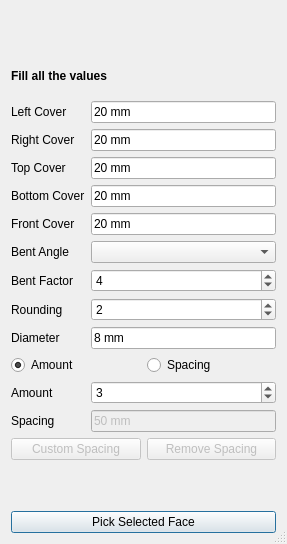
The window that Stirrup.ui (amrit3701/FreeCAD-Reinforcement) describes before a commit, drawn with Qt 5.
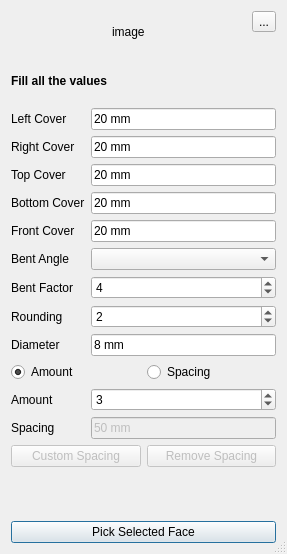
The same window after the commit. Custom widgets are drawn as their Qt base class.

Commit message: Added detail description icon from Striaght, LShape and Stirrup rebar

```diff
--- a/Stirrup.ui
+++ b/Stirrup.ui
@@ -7,7 +7,7 @@
     <x>0</x>
     <y>0</y>
     <width>283</width>
-    <height>544</height>
+    <height>554</height>
    </rect>
   </property>
   <property name="windowTitle">
@@ -48,22 +48,6 @@
      </property>
     </widget>
    </item>
-   <item row="0" column="0" alignment="Qt::AlignHCenter">
-    <widget class="QLabel" name="image">
-     <property name="sizePolicy">
-      <sizepolicy hsizetype="Preferred" vsizetype="Preferred">
-       <horstretch>0</horstretch>
-       <verstretch>0</verstretch>
-      </sizepolicy>
-     </property>
-     <property name="layoutDirection">
-      <enum>Qt::LeftToRight</enum>
-     </property>
-     <property name="text">
-      <string/>
-     </property>
-    </widget>
-   </item>
    <item row="2" column="0">
     <layout class="QFormLayout" name="formLayout">
      <property name="fieldGrowthPolicy">
@@ -323,6 +307,42 @@
      </property>
     </widget>
    </item>
+   <item row="0" column="0">
+    <layout class="QHBoxLayout" name="horizontalLayout_4">
+     <item alignment="Qt::AlignHCenter">
+      <widget class="QLabel" name="image">
+       <property name="text">
+        <string>image</string>
+       </property>
+      </widget>
+     </item>
+     <item alignment="Qt::AlignTop">
+      <widget class="QToolButton" name="toolButton">
+       <property name="enabled">
+        <bool>true</bool>
+       </property>
+       <property name="sizePolicy">
+        <sizepolicy hsizetype="Maximum" vsizetype="Maximum">
+         <horstretch>50</horstretch>
+         <verstretch>0</verstretch>
+        </sizepolicy>
+       </property>
+       <property name="maximumSize">
+        <size>
+         <width>16777215</width>
+         <height>16777214</height>
+        </size>
+       </property>
+       <property name="text">
+        <string>...</string>
+       </property>
+       <property name="toolButtonStyle">
+        <enum>Qt::ToolButtonIconOnly</enum>
+       </property>
+      </widget>
+     </item>
+    </layout>
+   </item>
   </layout>
  </widget>
  <customwidgets>
```
The commit also changes 5 other files.
